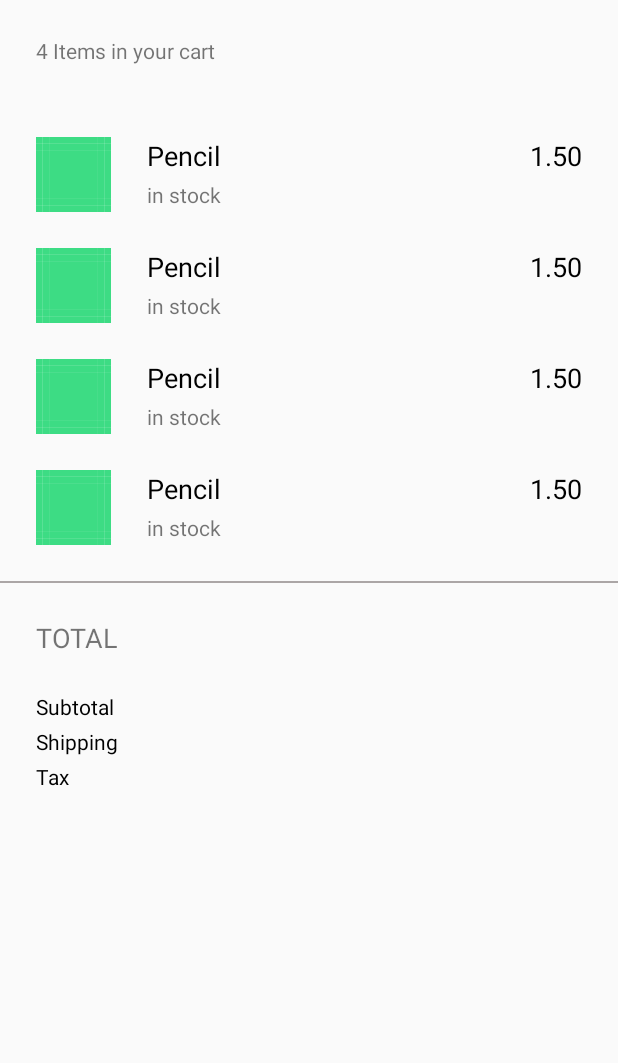
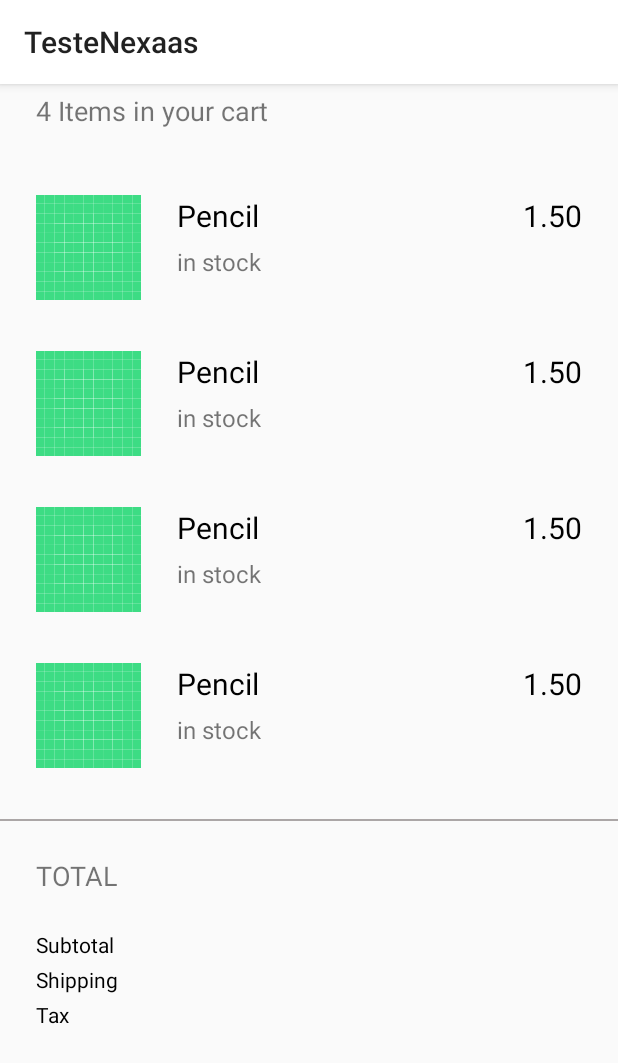
Before and after one commit to drirsousa/TesteNexaas, an Android app: the layout activity_main.xml on its own in the app's theme, with its tools: preview values and no code run, on a phone screen of 412 x 824 dp. Shown: the top 1063 px of the screen. Run offline under Robolectric (Android 15) with nearby library versions, the phone set to English and light mode, and no system bars; network calls fail.

Commit message:
Finalizando tela de detalhe

```diff
--- a/app/build.gradle
+++ b/app/build.gradle
@@ -63,4 +63,5 @@ dependencies {
     androidTestImplementation 'androidx.test.ext:junit:1.1.1'
     androidTestImplementation 'androidx.test.espresso:espresso-core:3.2.0'
     implementation 'androidx.recyclerview:recyclerview:1.1.0'
+    implementation 'com.google.android.material:material:1.1.0'
 }
--- a/app/src/main/java/com/example/testenexaas/model/Item.kt
+++ b/app/src/main/java/com/example/testenexaas/model/Item.kt
@@ -1,4 +1,6 @@
 package com.example.testenexaas.model
+
+import java.io.Serializable
 
 data class Item(
     val name: String,
@@ -8,4 +10,5 @@ data class Item(
     val price: Double,
     val tax: Double,
     val shipping: Double,
-    val description: String)
+    val description: String
+) : Serializable
--- a/app/src/main/res/layout/activity_main.xml
+++ b/app/src/main/res/layout/activity_main.xml
@@ -6,21 +6,40 @@
     android:layout_height="match_parent"
     tools:context=".ui.MainActivity">
 
+    <com.google.android.material.appbar.AppBarLayout
+        android:id="@+id/app_bar"
+        android:layout_width="match_parent"
+        android:layout_height="wrap_content"
+        android:theme="@style/ThemeOverlay.AppCompat.ActionBar"
+        app:layout_constraintEnd_toEndOf="parent"
+        app:layout_constraintStart_toStartOf="parent"
+        app:layout_constraintTop_toTopOf="parent">
+
+        <androidx.appcompat.widget.Toolbar
+            android:id="@+id/toolbar"
+            android:layout_width="match_parent"
+            android:layout_height="wrap_content"
+            android:background="@android:color/white"
+            android:theme="@style/ThemeOverlay.AppCompat.Light"
+            app:title="@string/app_name" />
+    </com.google.android.material.appbar.AppBarLayout>
+
     <TextView
         android:id="@+id/txtItemsQuantity"
         android:layout_width="wrap_content"
         android:layout_height="wrap_content"
-        android:layout_marginTop="24dp"
+        android:layout_marginTop="5dp"
         android:layout_marginStart="24dp"
         tools:text="4 Items in your cart"
+        android:textSize="18sp"
         app:layout_constraintLeft_toLeftOf="parent"
-        app:layout_constraintTop_toTopOf="parent" />
+        app:layout_constraintTop_toBottomOf="@id/app_bar"/>
 
     <androidx.recyclerview.widget.RecyclerView
         android:id="@+id/recyclerView"
         android:layout_width="match_parent"
         android:layout_height="wrap_content"
-        android:layout_marginTop="24dp"
+        android:layout_marginTop="20dp"
         app:layout_constraintEnd_toEndOf="parent"
         app:layout_constraintStart_toStartOf="parent"
         app:layout_constraintTop_toBottomOf="@+id/txtItemsQuantity"
--- a/app/src/main/res/layout/item_recycler_view.xml
+++ b/app/src/main/res/layout/item_recycler_view.xml
@@ -3,13 +3,13 @@
     xmlns:app="http://schemas.android.com/apk/res-auto"
     xmlns:tools="http://schemas.android.com/tools"
     android:layout_width="match_parent"
-    android:layout_height="wrap_content">
-
+    android:layout_height="wrap_content"
+    android:layout_marginBottom="10dp">
 
     <ImageView
         android:id="@+id/imageItemView"
-        android:layout_width="50dp"
-        android:layout_height="50dp"
+        android:layout_width="70dp"
+        android:layout_height="70dp"
         android:layout_marginStart="24dp"
         android:layout_marginTop="24dp"
         app:layout_constraintBottom_toBottomOf="parent"
@@ -19,26 +19,26 @@
         app:srcCompat="@drawable/ic_launcher_background" />
 
     <TextView
-        android:id="@+id/nameDetail"
+        android:id="@+id/nameItemView"
         android:layout_width="wrap_content"
         android:layout_height="wrap_content"
         android:layout_marginStart="24dp"
         android:layout_marginTop="24dp"
-        android:textSize="18dp"
+        android:textSize="20dp"
         android:textColor="#000"
         app:layout_constraintStart_toEndOf="@+id/imageItemView"
         app:layout_constraintTop_toTopOf="parent"
         tools:text="Pencil" />
 
     <TextView
-        android:id="@+id/availabilityDetail"
+        android:id="@+id/availabilityItemView"
         android:layout_width="wrap_content"
         android:layout_height="wrap_content"
         android:layout_marginStart="24dp"
-        android:layout_marginTop="4dp"
-        android:textSize="14dp"
+        android:layout_marginTop="6dp"
+        android:textSize="16dp"
         app:layout_constraintStart_toEndOf="@+id/imageItemView"
-        app:layout_constraintTop_toBottomOf="@+id/nameDetail"
+        app:layout_constraintTop_toBottomOf="@+id/nameItemView"
         tools:text="in stock" />
 
     <TextView
@@ -49,7 +49,7 @@
         android:layout_marginEnd="24dp"
         tools:text="1.50"
         android:textColor="#000"
-        android:textSize="18dp"
+        android:textSize="20dp"
         app:layout_constraintEnd_toEndOf="parent"
         app:layout_constraintTop_toTopOf="parent" />
 </androidx.constraintlayout.widget.ConstraintLayout>
```
Also changed, not shown: app/src/main/java/com/example/testenexaas/ui/ClickAdapter.kt (added, +7 -0 lines), app/src/main/java/com/example/testenexaas/ui/DetailActivity.kt (+14 -1 lines), app/src/main/java/com/example/testenexaas/ui/ItemCartAdapter.kt (+9 -7 lines), app/src/main/java/com/example/testenexaas/ui/MainActivity.kt (+9 -2 lines), app/src/main/res/layout/activity_detail.xml (+4 -4 lines).
